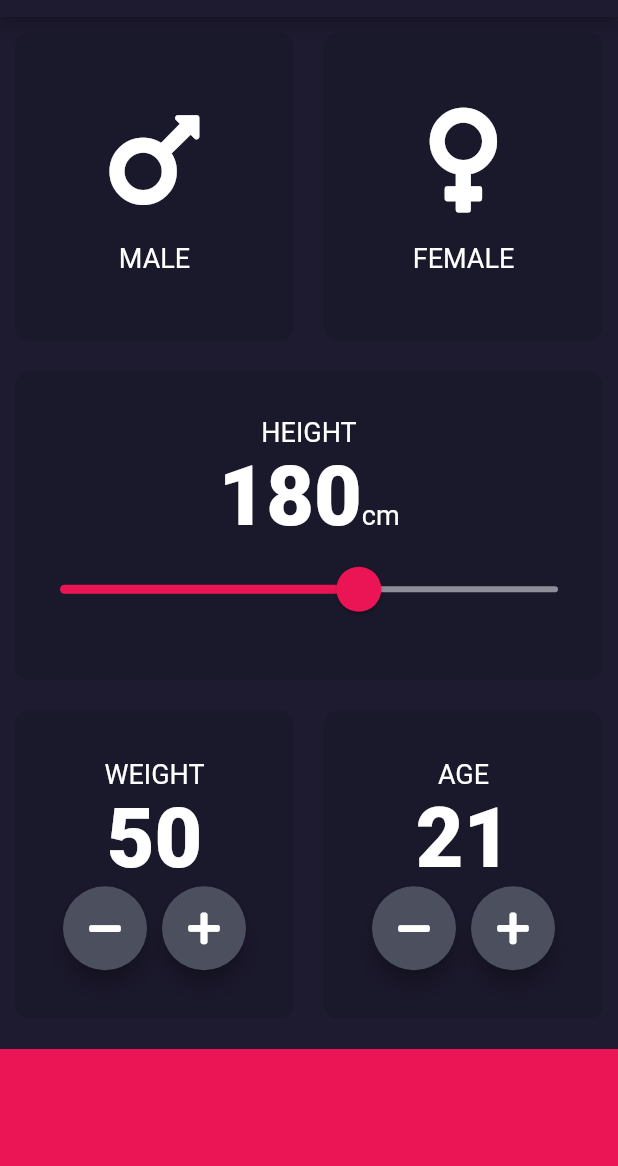
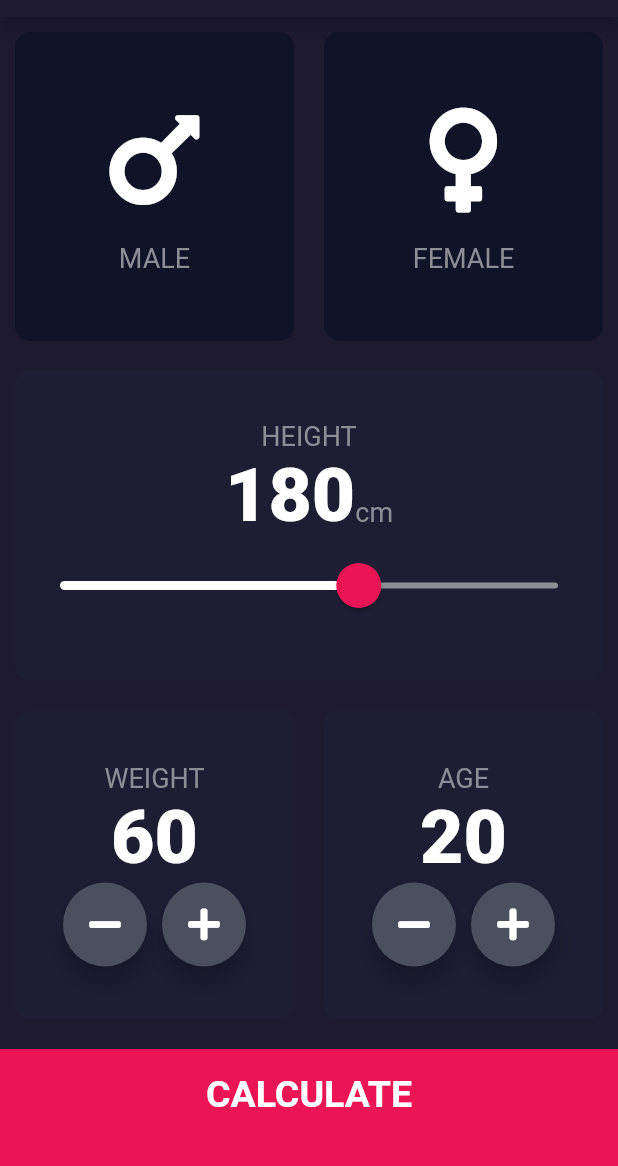
Before and after one commit to MarnusCoetzee/BMI-Calculator-, a Flutter app: the screen it shows after launch, on a phone screen of 412 x 824 dp, the part 67-1233 px from its top. Run offline on Flutter 3.47's test engine with Material 2 defaults, Android fonts, the phone set to English and light mode, and no system bars; our stand-ins replace font_awesome_flutter.

Commit message:
finished app

```diff
--- /dev/null
+++ b/lib/components/bottom_button.dart
@@ -0,0 +1,29 @@
+import 'package:bmicalculator/shared/constants.dart';
+import 'package:flutter/material.dart';
+
+class BottomButton extends StatelessWidget {
+  BottomButton({@required this.onTap, @required this.buttonTitle});
+
+  final Function onTap;
+  final String buttonTitle;
+
+  @override
+  Widget build(BuildContext context) {
+    return GestureDetector(
+      onTap: onTap,
+      child: Container(
+        child: Center(
+          child: Text(
+            buttonTitle,
+            style: kLargeButtonTextStyle,
+          ),
+        ),
+        color: kBottomContainerColour,
+        margin: EdgeInsets.only(top: 10.0),
+        padding: EdgeInsets.only(bottom: 20.0),
+        width: double.infinity,
+        height: kBottomContainerHeight,
+      ),
+    );
+  }
+}
--- a/lib/icon_content.dart
+++ b/lib/components/icon_content.dart
@@ -1,4 +1,4 @@
-import 'package:bmicalculator/constants.dart';
+import 'package:bmicalculator/shared/constants.dart';
 import 'package:flutter/material.dart';
 
 class IconContent extends StatelessWidget {
--- /dev/null
+++ b/lib/components/round_icon_button.dart
@@ -0,0 +1,24 @@
+import 'package:flutter/material.dart';
+
+class RoundIconButton extends StatelessWidget {
+
+  final IconData icon;
+  final Function onPressed;
+
+  RoundIconButton({@required this.icon, @required this.onPressed});
+
+  @override
+  Widget build(BuildContext context) {
+    return RawMaterialButton(
+      onPressed: onPressed,
+      elevation: 6.0,
+      shape: CircleBorder(),
+      fillColor: Color(0xFF4C4F5E),
+      constraints: BoxConstraints.tightFor(
+          width: 56.0,
+          height: 56.0
+      ),
+      child: Icon(icon),
+    );
+  }
+}
--- a/lib/constants.dart
+++ /dev/null
@@ -1,16 +0,0 @@
-import 'package:flutter/material.dart';
-
-const kBottomContainerHeight = 80.0;
-const kActiveCardColor = Colors.blueGrey;
-const kInActiveCardColor = Colors.black12;
-const kBottomContainerColor = Color(0xFFEB1555);
-
-const kLabelTextStyle = TextStyle(
-    fontSize: 18.0,
-    color: Colors.white
-);
-
-const kNumberTextStyle = TextStyle(
-    fontSize: 55.0,
-    fontWeight: FontWeight.w900
-);
--- a/lib/input_page.dart
+++ /dev/null
@@ -1,252 +0,0 @@
-import 'package:bmicalculator/constants.dart';
-import 'package:bmicalculator/icon_content.dart';
-import 'package:bmicalculator/reusable_card.dart';
-import 'package:flutter/cupertino.dart';
-import 'package:flutter/material.dart';
-import 'package:font_awesome_flutter/font_awesome_flutter.dart';
-
-enum Gender {
-  male,
-  female
-}
-
-class InputPage extends StatefulWidget {
-  @override
-  _InputPageState createState() => _InputPageState();
-}
-
-class _InputPageState extends State<InputPage> {
-
-  Gender selectedGender;
-  int height = 180;
-  int weight = 50;
-  int age = 21;
-
-  @override
-  Widget build(BuildContext context) {
-    return Scaffold(
-      appBar: AppBar(
-        title: Text('BMI CALCULATOR'),
-      ),
-      body: Column(
-        crossAxisAlignment: CrossAxisAlignment.stretch,
-        children: <Widget>[
-          Expanded(
-            child: Row(
-              children: <Widget>[
-                Expanded(
-                  child: ReusableCard(
-                    onPress: () {
-                      setState(() {
-                        selectedGender = Gender.male;
-                      });
-                    },
-                    colour: selectedGender == Gender.male ? kActiveCardColor : kInActiveCardColor,
-                    cardChild: IconContent(
-                      icon: FontAwesomeIcons.mars,
-                      label: "MALE",
-                    ),
-                  ),
-                ),
-                Expanded(
-                  child: ReusableCard(
-                    onPress: () {
-                      setState(() {
-                        selectedGender = Gender.female;
-                      });
-                    },
-                    colour: selectedGender == Gender.female ? kActiveCardColor : kInActiveCardColor,
-                    cardChild: IconContent(
-                      icon: FontAwesomeIcons.venus,
-                      label: "FEMALE",
-                    ),
-                  ),
-                ),
-              ],
-            ),
-          ),
-          Expanded(
-            child: Row(
-              children: <Widget>[
-                Expanded(
-                  child: ReusableCard(
-                    colour: kInActiveCardColor,
-                    cardChild: Column(
-                      mainAxisAlignment: MainAxisAlignment.center,
-                      children: <Widget>[
-                        Text(
-                            'HEIGHT',
-                          style: kLabelTextStyle,
-                        ),
-                        Row(
-                          mainAxisAlignment: MainAxisAlignment.center,
-                          crossAxisAlignment: CrossAxisAlignment.baseline,
-                          textBaseline: TextBaseline.alphabetic,
-                          children: <Widget>[
-                            Text(
-                              height.toString(),
-                              style: kNumberTextStyle,
-                            ),
-                            Text(
-                              'cm',
-                              style: kLabelTextStyle,
-                            ),
-                          ],
-                        ),
-                        SliderTheme(
-                          data: SliderTheme.of(context).copyWith(
-                            thumbColor: Color(0xFFEB1555),
-                            overlayColor: Color(0x29EB1555),
-                            activeTrackColor: Color(0xFFEB1555),
-                            inactiveTrackColor: Color(0xFF8D8E98) ,
-                            thumbShape: RoundSliderThumbShape(
-                              enabledThumbRadius: 15.0
-                            ),
-                            overlayShape: RoundSliderOverlayShape(
-                              overlayRadius: 30.0
-                            )
-                          ),
-                          child: Slider(
-                            value: height.toDouble(),
-                            min: 120.0,
-                            max: 220.0,
-                            onChanged: (double newValue) {
-                              setState(() {
-                                height = newValue.round();
-                              });
-                            },
-                          ),
-                        ),
-                      ],
-                    ),
-                  ),
-                ),
-              ],
-            ),
-          ),
-          Expanded(
-            child: Row(
-              children: <Widget>[
-                Expanded(
-                  child: ReusableCard(
-                    colour: kInActiveCardColor,
-                    cardChild: Column(
-                      mainAxisAlignment: MainAxisAlignment.center,
-                      children: <Widget>[
-                        Text(
-                          'WEIGHT',
-                          style: kLabelTextStyle,
-                        ),
-                        Text(
-                          weight.toString(),
-                          style: kNumberTextStyle,
-                        ),
-                        Row(
-                          mainAxisAlignment: MainAxisAlignment.center,
-                          children: <Widget>[
-                            RoundIconButton(
-                              icon: FontAwesomeIcons.minus,
-                              onPressed: () {
-                                setState(() {
-                                  weight--;
-                                });
-                              },
-                            ),
-                            SizedBox(width: 10.0,),
-                            RoundIconButton(
-                              icon: FontAwesomeIcons.plus,
-                              onPressed: () {
-                                setState(() {
-                                  weight++;
-                                });
-                              },
-                            ),
-                          ],
-                        ),
-                      ],
-                    ),
-                  ),
-                ),
-                Expanded(
-                  child: Row(
-                    children: <Widget>[
-                       Expanded(
-                         child: ReusableCard(
-                          colour: kInActiveCardColor,
-                           cardChild: Column(
-                             mainAxisAlignment: MainAxisAlignment.center,
-                             children: <Widget>[
-                               Text(
-                                 'AGE',
-                                 style: kLabelTextStyle,
-                               ),
-                               Text(
-                                 age.toString(),
-                                 style: kNumberTextStyle,
-                               ),
-                               Row(
-                                 mainAxisAlignment: MainAxisAlignment.center,
-                                 children: <Widget>[
-                                   RoundIconButton(
-                                     icon: FontAwesomeIcons.minus,
-                                     onPressed: () {
-                                       setState(() {
-                                         age--;
-                                       });
-                                     },
-                                   ),
-                                   SizedBox(width: 10.0,),
-                                   RoundIconButton(
-                                     icon: FontAwesomeIcons.plus,
-                                     onPressed: () {
-                                       setState(() {
-                                         age++;
-                                       });
-                                     },
-                                   ),
-                                 ],
-                               ),
-                             ],
-                           ),
-                        ),
-                       ),
-                    ],
-                  ),
-                ),
-              ],
-            ),
-          ),
-          Container(
-            color: kBottomContainerColor,
-            margin: EdgeInsets.only(top: 10.0),
-            width: double.infinity,
-            height: kBottomContainerHeight,
-          ),
-        ],
-      ),
-    );
-  }
-}
-
-class RoundIconButton extends StatelessWidget {
-
-  final IconData icon;
-  final Function onPressed;
-
-  RoundIconButton({@required this.icon, @required this.onPressed});
-
-  @override
-  Widget build(BuildContext context) {
-    return RawMaterialButton(
-      onPressed: onPressed,
-      elevation: 6.0,
-      shape: CircleBorder(),
-      fillColor: Color(0xFF4C4F5E),
-      constraints: BoxConstraints.tightFor(
-        width: 56.0,
-        height: 56.0
-      ),
-      child: Icon(icon),
-    );
-  }
-}
--- a/lib/main.dart
+++ b/lib/main.dart
@@ -1,4 +1,4 @@
-import 'package:bmicalculator/input_page.dart';
+import 'package:bmicalculator/screens/input_page.dart';
 import 'package:flutter/material.dart';
 
 void main() => runApp(BMICalculator());
--- /dev/null
+++ b/lib/screens/input_page.dart
@@ -0,0 +1,236 @@
+import 'package:bmicalculator/calculator_brain.dart';
+import 'package:bmicalculator/components/bottom_button.dart';
+import 'package:bmicalculator/components/icon_content.dart';
+import 'package:bmicalculator/components/reusable_card.dart';
+import 'package:bmicalculator/components/round_icon_button.dart';
+import 'package:bmicalculator/screens/results_page.dart';
+import 'package:bmicalculator/shared/constants.dart';
+import 'package:flutter/material.dart';
+import 'package:font_awesome_flutter/font_awesome_flutter.dart';
+
+enum Gender {
+  male,
+  female,
+}
+
+class InputPage extends StatefulWidget {
+  @override
+  _InputPageState createState() => _InputPageState();
+}
+
+class _InputPageState extends State<InputPage> {
+  Gender selectedGender;
+  int height = 180;
+  int weight = 60;
+  int age = 20;
+
+  @override
+  Widget build(BuildContext context) {
+    return Scaffold(
+      appBar: AppBar(
+        title: Text('BMI CALCULATOR'),
+      ),
+      body: Column(
+        crossAxisAlignment: CrossAxisAlignment.stretch,
+        children: <Widget>[
+          Expanded(
+              child: Row(
+                children: <Widget>[
+                  Expanded(
+                    child: ReusableCard(
+                      onPress: () {
+                        setState(() {
+                          selectedGender = Gender.male;
+                        });
+                      },
+                      colour: selectedGender == Gender.male
+                          ? kActiveCardColour
+                          : kInactiveCardColour,
+                      cardChild: IconContent(
+                        icon: FontAwesomeIcons.mars,
+                        label: 'MALE',
+                      ),
+                    ),
+                  ),
+                  Expanded(
+                    child: ReusableCard(
+                      onPress: () {
+                        setState(() {
+                          selectedGender = Gender.female;
+                        });
+                      },
+                      colour: selectedGender == Gender.female
+                          ? kActiveCardColour
+                          : kInactiveCardColour,
+                      cardChild: IconContent(
+                        icon: FontAwesomeIcons.venus,
+                        label: 'FEMALE',
+                      ),
+                    ),
+                  ),
+                ],
+              )),
+          Expanded(
+            child: ReusableCard(
+              colour: kActiveCardColour,
+              cardChild: Column(
+                mainAxisAlignment: MainAxisAlignment.center,
+                children: <Widget>[
+                  Text(
+                    'HEIGHT',
+                    style: kLabelTextStyle,
+                  ),
+                  Row(
+                    mainAxisAlignment: MainAxisAlignment.center,
+                    crossAxisAlignment: CrossAxisAlignment.baseline,
+                    textBaseline: TextBaseline.alphabetic,
+                    children: <Widget>[
+                      Text(
+                        height.toString(),
+                        style: kNumberTextStyle,
+                      ),
+                      Text(
+                        'cm',
+                        style: kLabelTextStyle,
+                      )
+                    ],
+                  ),
+                  SliderTheme(
+                    data: SliderTheme.of(context).copyWith(
+                      inactiveTrackColor: Color(0xFF8D8E98),
+                      activeTrackColor: Colors.white,
+                      thumbColor: Color(0xFFEB1555),
+                      overlayColor: Color(0x29EB1555),
+                      thumbShape:
+                      RoundSliderThumbShape(enabledThumbRadius: 15.0),
+                      overlayShape:
+                      RoundSliderOverlayShape(overlayRadius: 30.0),
+                    ),
+                    child: Slider(
+                      value: height.toDouble(),
+                      min: 120.0,
+                      max: 220.0,
+                      onChanged: (double newValue) {
+                        setState(() {
+                          height = newValue.round();
+                        });
+                      },
+                    ),
+                  ),
+                ],
+              ),
+            ),
+          ),
+          Expanded(
+            child: Row(
+              children: <Widget>[
+                Expanded(
+                  child: ReusableCard(
+                    colour: kActiveCardColour,
+                    cardChild: Column(
+                      mainAxisAlignment: MainAxisAlignment.center,
+                      children: <Widget>[
+                        Text(
+                          'WEIGHT',
+                          style: kLabelTextStyle,
+                        ),
+                        Text(
+                          weight.toString(),
+                          style: kNumberTextStyle,
+                        ),
+                        Row(
+                          mainAxisAlignment: MainAxisAlignment.center,
+                          children: <Widget>[
+                            RoundIconButton(
+                                icon: FontAwesomeIcons.minus,
+                                onPressed: () {
+                                  setState(() {
+                                    weight--;
+                                  });
+                                }),
+                            SizedBox(
+                              width: 10.0,
+                            ),
+                            RoundIconButton(
+                              icon: FontAwesomeIcons.plus,
+                              onPressed: () {
+                                setState(() {
+                                  weight++;
+                                });
+                              },
+                            ),
+                          ],
+                        ),
+                      ],
+                    ),
+                  ),
+                ),
+                Expanded(
+                  child: ReusableCard(
+                    colour: kActiveCardColour,
+                    cardChild: Column(
+                      mainAxisAlignment: MainAxisAlignment.center,
+                      children: <Widget>[
+                        Text(
+                          'AGE',
+                          style: kLabelTextStyle,
+                        ),
+                        Text(
+                          age.toString(),
+                          style: kNumberTextStyle,
+                        ),
+                        Row(
+                          mainAxisAlignment: MainAxisAlignment.center,
+                          children: <Widget>[
+                            RoundIconButton(
+                              icon: FontAwesomeIcons.minus,
+                              onPressed: () {
+                                setState(
+                                      () {
+                                    age--;
+                                  },
+                                );
+                              },
+                            ),
+                            SizedBox(
+                              width: 10.0,
+                            ),
+                            RoundIconButton(
+                                icon: FontAwesomeIcons.plus,
+                                onPressed: () {
+                                  setState(() {
+                                    age++;
+                                  });
+                                })
+                          ],
+                        )
+                      ],
+                    ),
+                  ),
+                ),
+              ],
+            ),
+          ),
+          BottomButton(
+            buttonTitle: 'CALCULATE',
+            onTap: () {
+              CalculatorBrain calc =
+              CalculatorBrain(height: height, weight: weight);
+
+              Navigator.push(
+                context,
+                MaterialPageRoute(
+                  builder: (context) => ResultsPage(
+                    bmiResult: calc.calculateBMI(),
+                    resultText: calc.getResult(),
+                    interpretation: calc.getInterpretation(),
+                  ),
+                ),
+              );
+            },
+          ),
+        ],
+      ),
+    );
+  }
+}
--- /dev/null
+++ b/lib/shared/constants.dart
@@ -0,0 +1,41 @@
+import 'package:flutter/material.dart';
+
+const kBottomContainerHeight = 80.0;
+const kActiveCardColour = Color(0xFF1D1E33);
+const kInactiveCardColour = Color(0xFF111328);
+const kBottomContainerColour = Color(0xFFEB1555);
+
+const kLabelTextStyle = TextStyle(
+  fontSize: 18.0,
+  color: Color(0xFF8D8E98),
+);
+
+const kNumberTextStyle = TextStyle(
+  fontSize: 50.0,
+  fontWeight: FontWeight.w900,
+);
+
+const kLargeButtonTextStyle = TextStyle(
+  fontSize: 25.0,
+  fontWeight: FontWeight.bold,
+);
+
+const kTitleTextStyle = TextStyle(
+  fontSize: 50.0,
+  fontWeight: FontWeight.bold,
+);
+
+const kResultTextStyle = TextStyle(
+  color: Color(0xFF24D876),
+  fontSize: 22.0,
+  fontWeight: FontWeight.bold,
+);
+
+const kBMITextStyle = TextStyle(
+  fontSize: 100.0,
+  fontWeight: FontWeight.bold,
+);
+
+const kBodyTextStyle = TextStyle(
+  fontSize: 22.0,
+);
```
Also changed, not shown: lib/calculator_brain.dart (added, +35 -0 lines), lib/screens/results_page.dart (added, +71 -0 lines), lib/components/reusable_card.dart (renamed from lib/reusable_card.dart).
